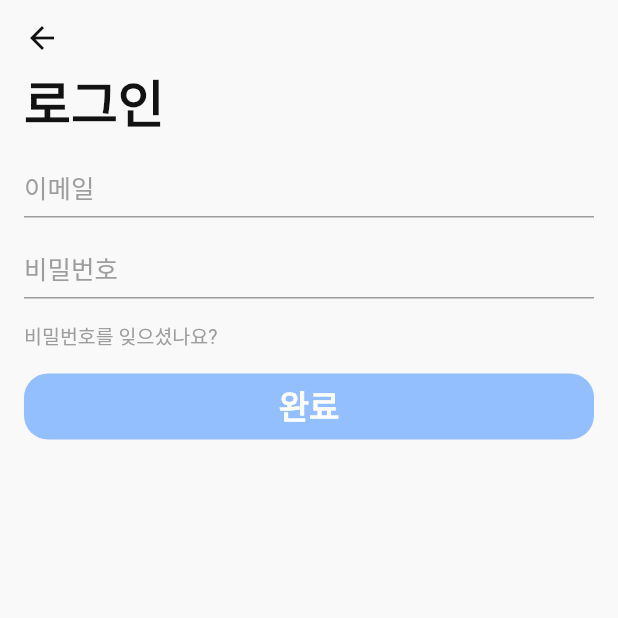
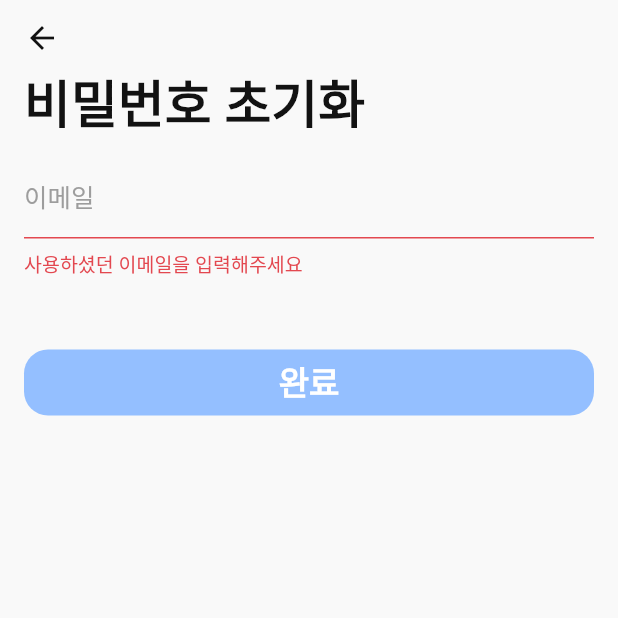
Before and after one commit to Tembird/tembird_app, a Flutter app: the LoginView screen opened by its route, after a tap on "비밀번호를 잊으셨나요?", on a phone screen of 412 x 824 dp, the top half of it. Run offline on Flutter 3.47's test engine with Material 2 defaults, Android fonts, the phone set to English and light mode, and no system bars; our stand-ins replace get, hive, hive_flutter; missing offline and left inert: flutter_config; accounts and stored records are empty.

Commit message:
[Feat] Create ResetPasswordView

```diff
--- a/lib/constant/PageNames.dart
+++ b/lib/constant/PageNames.dart
@@ -3,4 +3,5 @@ class PageNames {
   static const HOME = '/home';
   static const LOGIN = '/auth/login';
   static const SIGN_UP = '/auth/sign-up';
+  static const RESET_PASSWORD = '/auth/reset-password';
 }
--- a/lib/repository/AuthRepository.dart
+++ b/lib/repository/AuthRepository.dart
@@ -49,7 +49,7 @@ class AuthRepository extends RootRepository {
     // }
   }
 
-  Future<void> updatePasswordWithEmail({required String email, required String password}) async {
+  Future<void> updatePassword({required String email, required String password}) async {
     Map<String, dynamic> data = {'email': email, 'password': password};
 
     // final Response response = await patch('/users/update-password', jsonEncode(data));
--- a/lib/view/auth/login/LoginView.dart
+++ b/lib/view/auth/login/LoginView.dart
@@ -31,7 +31,7 @@ class LoginView extends GetView<LoginController> {
                 SizedBox(height: 16),
                 PasswordForm(),
                 SizedBox(height: 16),
-                FindPassword(),
+                ResetPassword(),
                 SizedBox(height: 16),
                 SubmitButton(),
               ],
@@ -87,13 +87,13 @@ class PasswordForm extends GetView<LoginController> {
   }
 }
 
-class FindPassword extends GetView<LoginController> {
-  const FindPassword({Key? key}) : super(key: key);
+class ResetPassword extends GetView<LoginController> {
+  const ResetPassword({Key? key}) : super(key: key);
 
   @override
   Widget build(BuildContext context) {
     return InkWell(
-      onTap: controller.routeFindPasswordView,
+      onTap: controller.routeResetPasswordView,
       child: const Text(
         "비밀번호를 잊으셨나요?",
         style: StyledFont.FOOTNOTE_GRAY,
--- a/lib/view/auth/login/controller/LoginController.dart
+++ b/lib/view/auth/login/controller/LoginController.dart
@@ -64,8 +64,8 @@ class LoginController extends GetxController {
     }
   }
 
-  void routeFindPasswordView() {
-    // TODO : Route to FindPasswordView
+  void routeResetPasswordView() {
+    Get.toNamed(PageNames.RESET_PASSWORD);
   }
 
   void back() {
--- /dev/null
+++ b/lib/view/auth/resetPassword/ResetPasswordView.dart
@@ -0,0 +1,198 @@
+import 'package:flutter/material.dart';
+import 'package:get/get.dart';
+import '../../../component/InputTextFormField.dart';
+import '../../../constant/StyledFont.dart';
+import '../../../constant/StyledPalette.dart';
+import 'controller/ResetPasswordController.dart';
+
+class ResetPasswordView extends GetView<ResetPasswordController> {
+  const ResetPasswordView({Key? key}) : super(key: key);
+
+  @override
+  Widget build(BuildContext context) {
+    return Scaffold(
+      appBar: AppBar(),
+      body: SafeArea(
+        child: Container(
+          padding: const EdgeInsets.symmetric(horizontal: 16),
+          child: SingleChildScrollView(
+            child: Column(
+              crossAxisAlignment: CrossAxisAlignment.stretch,
+              children: const [
+                Text('비밀번호 초기화', style: StyledFont.LARGE_TITLE),
+                SizedBox(height: 16),
+                EmailForm(),
+                VerificationCodeForm(),
+                SizedBox(height: 16),
+                PasswordForm(),
+                SizedBox(height: 16),
+                ConfirmPasswordForm(),
+                SizedBox(height: 16),
+                SubmitButton(),
+              ],
+            ),
+          ),
+        ),
+      ),
+    );
+  }
+}
+
+class EmailForm extends GetView<ResetPasswordController> {
+  const EmailForm({Key? key}) : super(key: key);
+
+  @override
+  Widget build(BuildContext context) {
+    return Obx(
+          () => InputTextFormField(
+        controller: controller.emailController,
+        errorText: controller.emailError.value,
+        labelText: "이메일",
+        hintText: "이메일",
+        keyboardType: TextInputType.emailAddress,
+        onChanged: (value) => controller.emailValidator(value),
+        enabled: controller.isEmailVerified.isFalse,
+        suffixWidget: controller.isEmailVerified.isFalse
+            ? InkWell(
+          onTap: controller.requestVerificationCodeEmail,
+          borderRadius: BorderRadius.circular(16),
+          child: Container(
+            decoration: BoxDecoration(
+              border: Border.all(color: StyledPalette.PRIMARY_SKY_DARK, width: 1),
+              borderRadius: BorderRadius.circular(16),
+            ),
+            padding: const EdgeInsets.symmetric(horizontal: 16, vertical: 8),
+            child: const Text(
+              "인증 번호 받기",
+              style: StyledFont.FOOTNOTE_SKY,
+            ),
+          ),
+        )
+            : const Text(
+          "인증된 이메일",
+          style: StyledFont.FOOTNOTE_SKY,
+        ),
+      ),
+    );
+  }
+}
+
+class VerificationCodeForm extends GetView<ResetPasswordController> {
+  const VerificationCodeForm({Key? key}) : super(key: key);
+
+  @override
+  Widget build(BuildContext context) {
+    return Obx(
+          () => controller.isVerificationEmailSent.isFalse || controller.isEmailVerified.isTrue || controller.emailError.value != null
+          ? Container()
+          : Padding(
+        padding: const EdgeInsets.only(top: 16),
+        child: InputTextFormField(
+          controller: controller.verificationCodeController,
+          errorText: controller.verificationCodeError.value,
+          labelText: "인증번호",
+          hintText: "인증번호",
+          keyboardType: TextInputType.number,
+          onChanged: (value) => controller.verificationCodeValidator(value),
+          suffixWidget: InkWell(
+            onTap: controller.confirmVerificationCode,
+            borderRadius: BorderRadius.circular(16),
+            child: Container(
+              decoration: BoxDecoration(
+                border: Border.all(color: StyledPalette.PRIMARY_SKY_DARK, width: 1),
+                borderRadius: BorderRadius.circular(16),
+              ),
+              padding: const EdgeInsets.symmetric(horizontal: 16, vertical: 8),
+              child: const Text(
+                "인증하기",
+                style: StyledFont.FOOTNOTE_SKY,
+              ),
+            ),
+          ),
+        ),
+      ),
+    );
+  }
+}
+
+class PasswordForm extends GetView<ResetPasswordController> {
+  const PasswordForm({Key? key}) : super(key: key);
+
+  @override
+  Widget build(BuildContext context) {
+    return Obx(
+          () => controller.isEmailVerified.isTrue
+          ? InputTextFormField(
+        controller: controller.passwordController,
+        labelText: "비밀번호",
+        hintText: "비밀번호",
+        errorText: controller.passwordError.value,
+        isObscured: controller.isPasswordObscured.isTrue,
+        onChanged: (value) => controller.passwordValidator(value),
+        keyboardType: TextInputType.visiblePassword,
+        suffixWidget: InkWell(
+          onTap: controller.isPasswordObscured.isTrue ? controller.showPassword : controller.obscurePassword,
+          child: Text(
+            controller.isPasswordObscured.isTrue ? "비밀번호 보이기" : "비밀번호 숨기기",
+            style: StyledFont.CAPTION_1_GRAY,
+          ),
+        ),
+      )
+          : Container(),
+    );
+  }
+}
+
+class ConfirmPasswordForm extends GetView<ResetPasswordController> {
+  const ConfirmPasswordForm({Key? key}) : super(key: key);
+
+  @override
+  Widget build(BuildContext context) {
+    return Obx(
+          () => controller.isEmailVerified.isFalse || controller.passwordError.value != null
+          ? Container()
+          : InputTextFormField(
+        controller: controller.passwordConfirmController,
+        labelText: "비밀번호 확인",
+        hintText: "비밀번호 확인",
+        errorText: controller.passwordConfirmError.value,
+        isObscured: controller.isPasswordObscured.isTrue,
+        onChanged: (value) => controller.passwordConfirmValidator(value),
+        keyboardType: TextInputType.visiblePassword,
+        suffixWidget: InkWell(
+          onTap: controller.isPasswordObscured.isTrue ? controller.showPassword : controller.obscurePassword,
+          child: Text(
+            controller.isPasswordObscured.isTrue ? "비밀번호 보이기" : "비밀번호 숨기기",
+            style: StyledFont.CAPTION_1_GRAY,
+          ),
+        ),
+      ),
+    );
+  }
+}
+
+class SubmitButton extends GetView<ResetPasswordController> {
+  const SubmitButton({Key? key}) : super(key: key);
+
+  @override
+  Widget build(BuildContext context) {
+    return InkWell(
+      onTap: controller.updatePassword,
+      radius: 16,
+      child: Container(
+        decoration: BoxDecoration(
+          borderRadius: BorderRadius.circular(16),
+          color: StyledPalette.PRIMARY_SKY_DARK,
+        ),
+        padding: const EdgeInsets.symmetric(vertical: 8),
+        width: double.infinity,
+        child: const Center(
+          child: Text(
+            '완료',
+            style: StyledFont.TITLE_2_700_WHITE,
+          ),
+        ),
+      ),
+    );
+  }
+}
--- /dev/null
+++ b/lib/view/auth/resetPassword/binding/ResetPasswordBinding.dart
@@ -0,0 +1,10 @@
+import 'package:get/get.dart';
+
+import '../controller/ResetPasswordController.dart';
+
+class ResetPasswordBinding implements Bindings {
+  @override
+  void dependencies() {
+    // TODO: implement dependencies
+    Get.put(ResetPasswordController());
+  }}
```
Also changed, not shown: lib/main.dart (+7 -1 lines), lib/view/auth/resetPassword/controller/ResetPasswordController.dart (added, +132 -0 lines).
